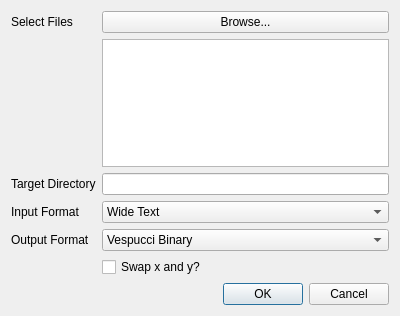
This is GUI/Processing/bulkconversiondialog.ui in VespucciProject/Vespucci as Qt 5 draws it before an edit. The edited form follows.
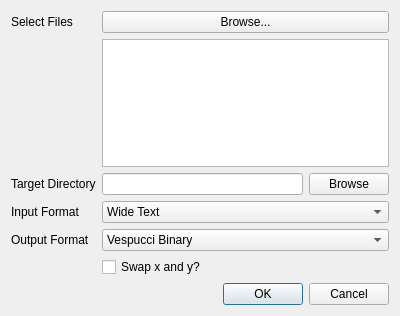
This is the edited form.

```diff
--- a/GUI/Processing/bulkconversiondialog.ui
+++ b/GUI/Processing/bulkconversiondialog.ui
@@ -35,6 +35,27 @@
      </property>
     </widget>
    </item>
+   <item row="2" column="0">
+    <widget class="QLabel" name="label_4">
+     <property name="text">
+      <string>Target Directory</string>
+     </property>
+    </widget>
+   </item>
+   <item row="2" column="1">
+    <layout class="QHBoxLayout" name="horizontalLayout">
+     <item>
+      <widget class="QLineEdit" name="targetLineEdit"/>
+     </item>
+     <item>
+      <widget class="QPushButton" name="BrowsePushButton">
+       <property name="text">
+        <string>Browse</string>
+       </property>
+      </widget>
+     </item>
+    </layout>
+   </item>
    <item row="3" column="0">
     <widget class="QLabel" name="label">
      <property name="text">
@@ -104,16 +125,6 @@
      </property>
     </widget>
    </item>
-   <item row="2" column="0">
-    <widget class="QLabel" name="label_4">
-     <property name="text">
-      <string>Target Directory</string>
-     </property>
-    </widget>
-   </item>
-   <item row="2" column="1">
-    <widget class="QLineEdit" name="targetLineEdit"/>
-   </item>
   </layout>
  </widget>
  <resources/>
```
Left out of the diff: 8 changed lines with no effect on the pictures.
